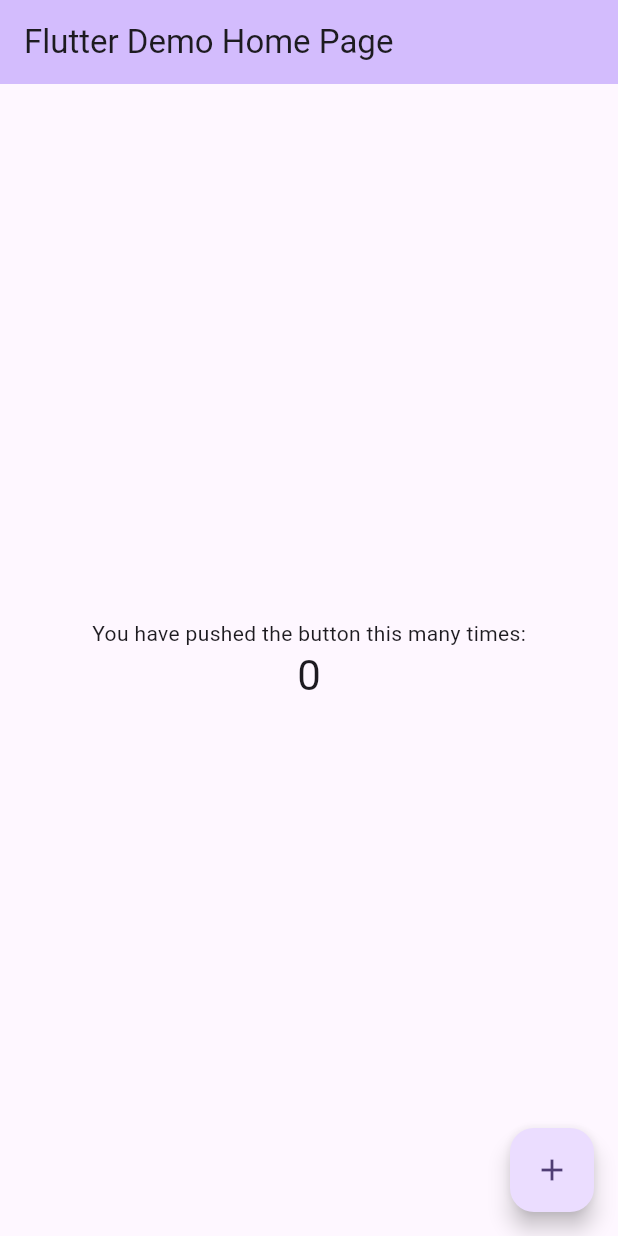
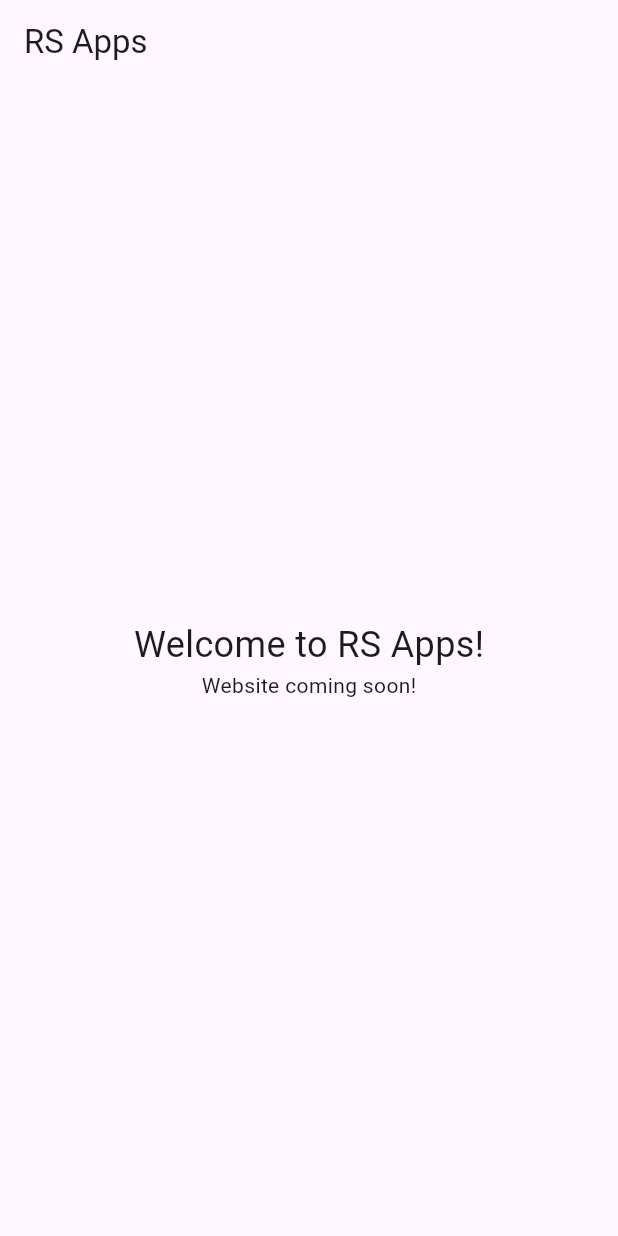
Before and after one commit to LynxLynxx/rsapps_website, a Flutter app: the screen it shows after launch, on a phone screen of 412 x 824 dp. Run offline on Flutter 3.47's test engine with Material 3 defaults, Android fonts, the light colour scheme and no system bars; our stand-ins replace firebase_core; accounts and stored records are empty; statements that could not run were skipped.

Commit message:
live channel

```diff
--- a/lib/main.dart
+++ b/lib/main.dart
@@ -1,5 +1,6 @@
 import 'package:firebase_core/firebase_core.dart';
 import 'package:flutter/material.dart';
+import 'package:flutter/rendering.dart';
 import 'package:rsapps_website/firebase_options.dart';
 
 Future<void> main() async {
@@ -17,7 +18,7 @@ class MyApp extends StatelessWidget {
   @override
   Widget build(BuildContext context) {
     return MaterialApp(
-      title: 'Flutter Demo',
+      title: 'RS Apps',
       theme: ThemeData(
         // This is the theme of your application.
         //
@@ -37,95 +38,32 @@ class MyApp extends StatelessWidget {
         colorScheme: ColorScheme.fromSeed(seedColor: Colors.deepPurple),
         useMaterial3: true,
       ),
-      home: const MyHomePage(title: 'Flutter Demo Home Page'),
+      home: const MyHomePage(),
     );
   }
 }
 
-class MyHomePage extends StatefulWidget {
-  const MyHomePage({super.key, required this.title});
-
-  // This widget is the home page of your application. It is stateful, meaning
-  // that it has a State object (defined below) that contains fields that affect
-  // how it looks.
-
-  // This class is the configuration for the state. It holds the values (in this
-  // case the title) provided by the parent (in this case the App widget) and
-  // used by the build method of the State. Fields in a Widget subclass are
-  // always marked "final".
-
-  final String title;
-
-  @override
-  State<MyHomePage> createState() => _MyHomePageState();
-}
-
-class _MyHomePageState extends State<MyHomePage> {
-  int _counter = 0;
-
-  void _incrementCounter() {
-    setState(() {
-      // This call to setState tells the Flutter framework that something has
-      // changed in this State, which causes it to rerun the build method below
-      // so that the display can reflect the updated values. If we changed
-      // _counter without calling setState(), then the build method would not be
-      // called again, and so nothing would appear to happen.
-      _counter++;
-    });
-  }
+class MyHomePage extends StatelessWidget {
+  const MyHomePage({super.key});
 
   @override
   Widget build(BuildContext context) {
-    // This method is rerun every time setState is called, for instance as done
-    // by the _incrementCounter method above.
-    //
-    // The Flutter framework has been optimized to make rerunning build methods
-    // fast, so that you can just rebuild anything that needs updating rather
-    // than having to individually change instances of widgets.
     return Scaffold(
       appBar: AppBar(
-        // TRY THIS: Try changing the color here to a specific color (to
-        // Colors.amber, perhaps?) and trigger a hot reload to see the AppBar
-        // change color while the other colors stay the same.
-        backgroundColor: Theme.of(context).colorScheme.inversePrimary,
-        // Here we take the value from the MyHomePage object that was created by
-        // the App.build method, and use it to set our appbar title.
-        title: Text(widget.title),
+        title: const Text('RS Apps'),
       ),
       body: Center(
-        // Center is a layout widget. It takes a single child and positions it
-        // in the middle of the parent.
         child: Column(
-          // Column is also a layout widget. It takes a list of children and
-          // arranges them vertically. By default, it sizes itself to fit its
-          // children horizontally, and tries to be as tall as its parent.
-          //
-          // Column has various properties to control how it sizes itself and
-          // how it positions its children. Here we use mainAxisAlignment to
-          // center the children vertically; the main axis here is the vertical
-          // axis because Columns are vertical (the cross axis would be
-          // horizontal).
-          //
-          // TRY THIS: Invoke "debug painting" (choose the "Toggle Debug Paint"
-          // action in the IDE, or press "p" in the console), to see the
-          // wireframe for each widget.
           mainAxisAlignment: MainAxisAlignment.center,
-          children: <Widget>[
-            const Text(
-              'You have pushed the button this many times:',
+          children: const <Widget>[
+            Text(
+              'Welcome to RS Apps!',
+              style: TextStyle(fontSize: 24),
             ),
-            Text(
-              '$_counter',
-              style: Theme.of(context).textTheme.headlineMedium,
-            ),
+            Text("Website coming soon!"),
           ],
         ),
       ),
-      floatingActionButton: FloatingActionButton(
-        onPressed: _incrementCounter,
-        tooltip: 'Increment',
-        child: const Icon(Icons.add),
-      ), // This trailing comma makes auto-formatting nicer for build methods.
     );
   }
 }
```
Also changed, not shown: 1 other file.
